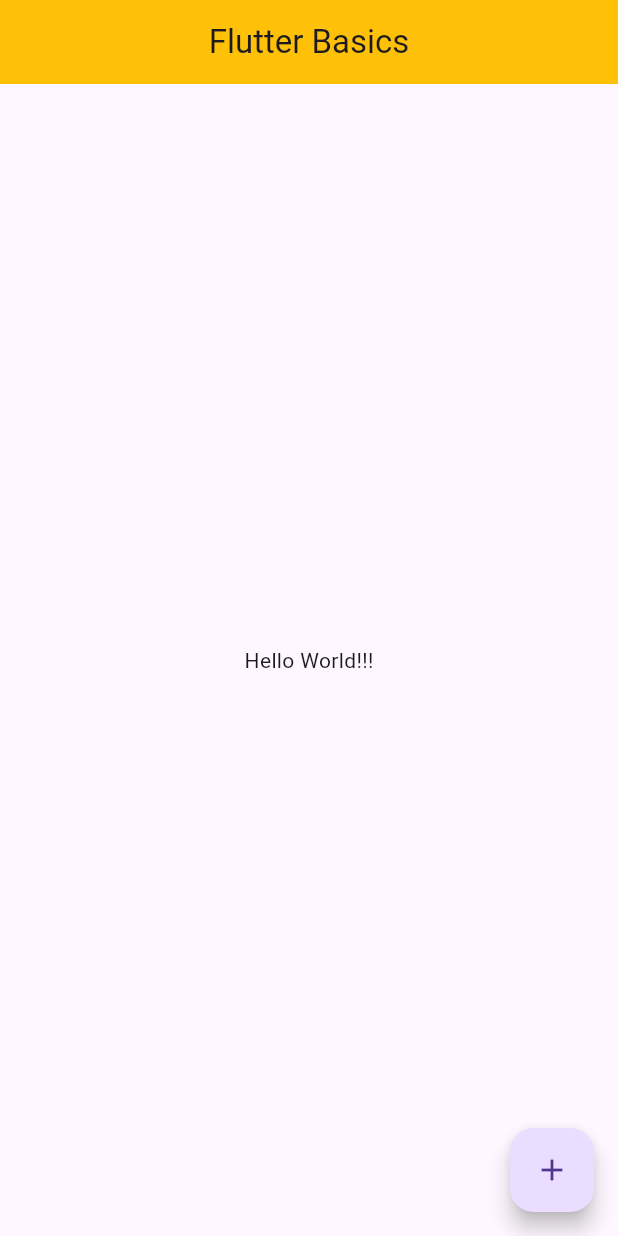
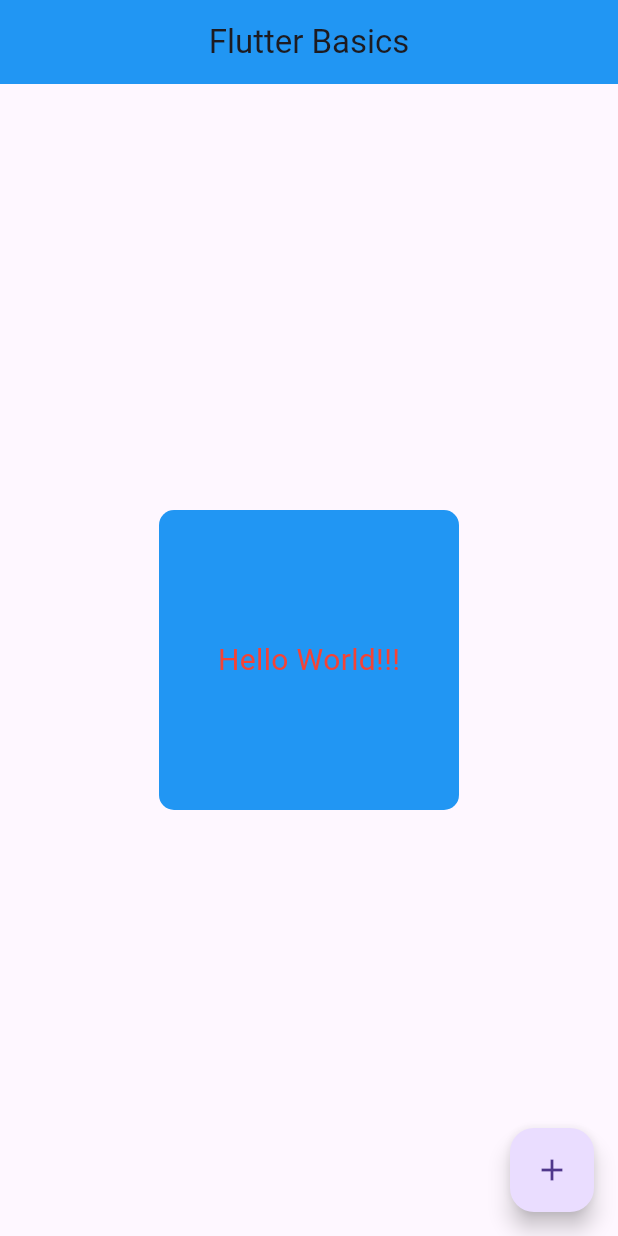
Before and after one commit to StevanusPangau/Belajar-Flutter, a Flutter app: the screen it shows after launch, on a phone screen of 412 x 824 dp. Run offline on Flutter 3.47's test engine with Material 3 defaults, Android fonts, the phone set to English and light mode, and no system bars.

Commit message:
Widget - container & Text

```diff
--- a/2_flutter/lib/main.dart
+++ b/2_flutter/lib/main.dart
@@ -10,14 +10,32 @@ class MyApp extends StatelessWidget {
   @override
   Widget build(BuildContext context) {
     return MaterialApp(
-      theme: ThemeData(appBarTheme: const AppBarTheme(color: Colors.amber)),
+      theme: ThemeData(appBarTheme: const AppBarTheme(color: Colors.blue)),
       home: Scaffold(
         appBar: AppBar(
           centerTitle: true,
           title: const Text('Flutter Basics'),
         ),
-        body: const Center(
-          child: Text('Hello World!!!'),
+        body: Center(
+          child: Container(
+            height: 200,
+            width: 200,
+            decoration: BoxDecoration(
+              color: Colors.blue,
+              borderRadius: BorderRadius.circular(10),
+            ),
+            child: const Center(
+              child: Text(
+                'Hello World!!!',
+                style: TextStyle(
+                  color: Colors.red,
+                  fontSize: 20,
+                  // fontStyle: FontStyle.italic,
+                  // fontWeight: FontWeight.bold
+                ),
+              ),
+            ),
+          ),
         ),
         floatingActionButton: FloatingActionButton(
           onPressed: () => debugPrint('FAB pressed'),
```
